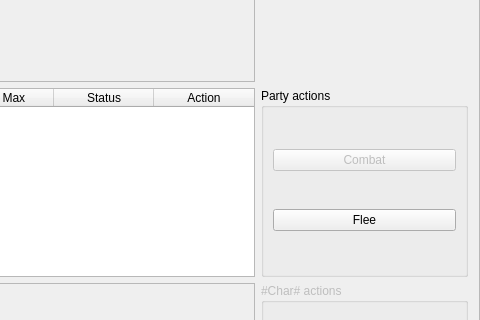
This is pyQTApp/qt_designer_widgets/maze_QFrame.ui in codingame-team/DnD-5th-Edition-API as Qt 5 draws it before an edit; both pictures show x 559 to 1039 and y 118 to 438 of the 1039 by 601 pixel window. The edited form follows.
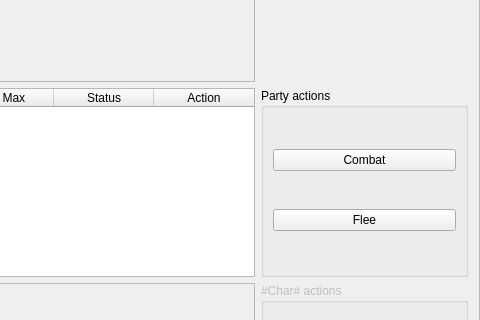
This is the edited form.

Commit message: migrate encounter table's features from console's version to have appropriate monsters for party

What changed in the file:
```diff
--- a/pyQTApp/qt_designer_widgets/maze_QFrame.ui
+++ b/pyQTApp/qt_designer_widgets/maze_QFrame.ui
@@ -208,7 +208,7 @@
       <item row="0" column="0">
        <widget class="QPushButton" name="fightButton">
         <property name="enabled">
-         <bool>false</bool>
+         <bool>true</bool>
         </property>
         <property name="text">
          <string>Combat</string>
```
Left out of the diff: 3 changed lines with no effect on the pictures. The commit also changes 2 other files.
